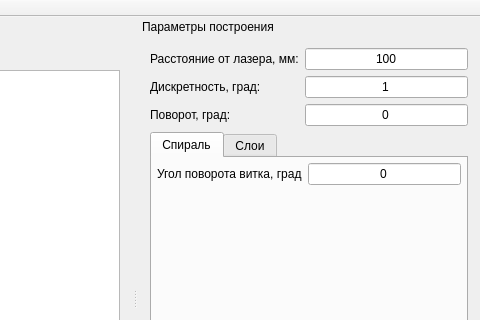
ApplicationsForge/Scan2Slice, file app/Scan2Slice/gui/mainwindow.ui: the form before one commit; both pictures show x 320 to 800 and y 0 to 320 of the 800 by 600 pixel window.
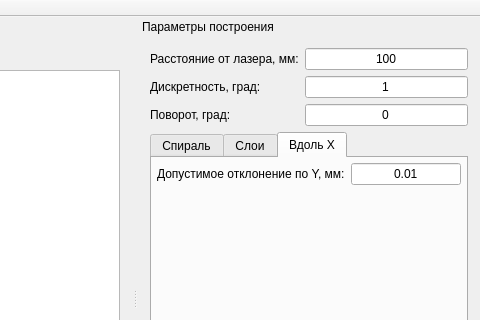
The form after the commit. Icons and pictures are not drawn.

The edit to the form file:
```diff
--- a/app/Scan2Slice/gui/mainwindow.ui
+++ b/app/Scan2Slice/gui/mainwindow.ui
@@ -317,7 +317,7 @@
         <enum>QTabWidget::Rounded</enum>
        </property>
        <property name="currentIndex">
-        <number>0</number>
+        <number>2</number>
        </property>
        <property name="elideMode">
         <enum>Qt::ElideRight</enum>
@@ -445,6 +445,61 @@
          </item>
         </layout>
        </widget>
+       <widget class="QWidget" name="linearScanTab">
+        <attribute name="title">
+         <string>Вдоль X</string>
+        </attribute>
+        <layout class="QGridLayout" name="gridLayout_4">
+         <property name="leftMargin">
+          <number>5</number>
+         </property>
+         <property name="topMargin">
+          <number>5</number>
+         </property>
+         <property name="rightMargin">
+          <number>5</number>
+         </property>
+         <property name="bottomMargin">
+          <number>5</number>
+         </property>
+         <item row="0" column="0">
+          <widget class="QLabel" name="toleranceYLabel">
+           <property name="toolTip">
+            <string>Допустимое отклонение точек одного среза по оси X</string>
+           </property>
+           <property name="text">
+            <string>Допустимое отклонение по Y, мм:</string>
+           </property>
+          </widget>
+         </item>
+         <item row="0" column="1">
+          <widget class="QLineEdit" name="toleranceYLineEdit">
+           <property name="inputMethodHints">
+            <set>Qt::ImhPreferNumbers</set>
+           </property>
+           <property name="text">
+            <string>0.01</string>
+           </property>
+           <property name="alignment">
+            <set>Qt::AlignCenter</set>
+           </property>
+          </widget>
+         </item>
+         <item row="1" column="0" colspan="2">
+          <spacer name="verticalSpacer_2">
+           <property name="orientation">
+            <enum>Qt::Vertical</enum>
+           </property>
+           <property name="sizeHint" stdset="0">
+            <size>
+             <width>20</width>
+             <height>100</height>
+            </size>
+           </property>
+          </spacer>
+         </item>
+        </layout>
+       </widget>
       </widget>
      </item>
      <item>
```
